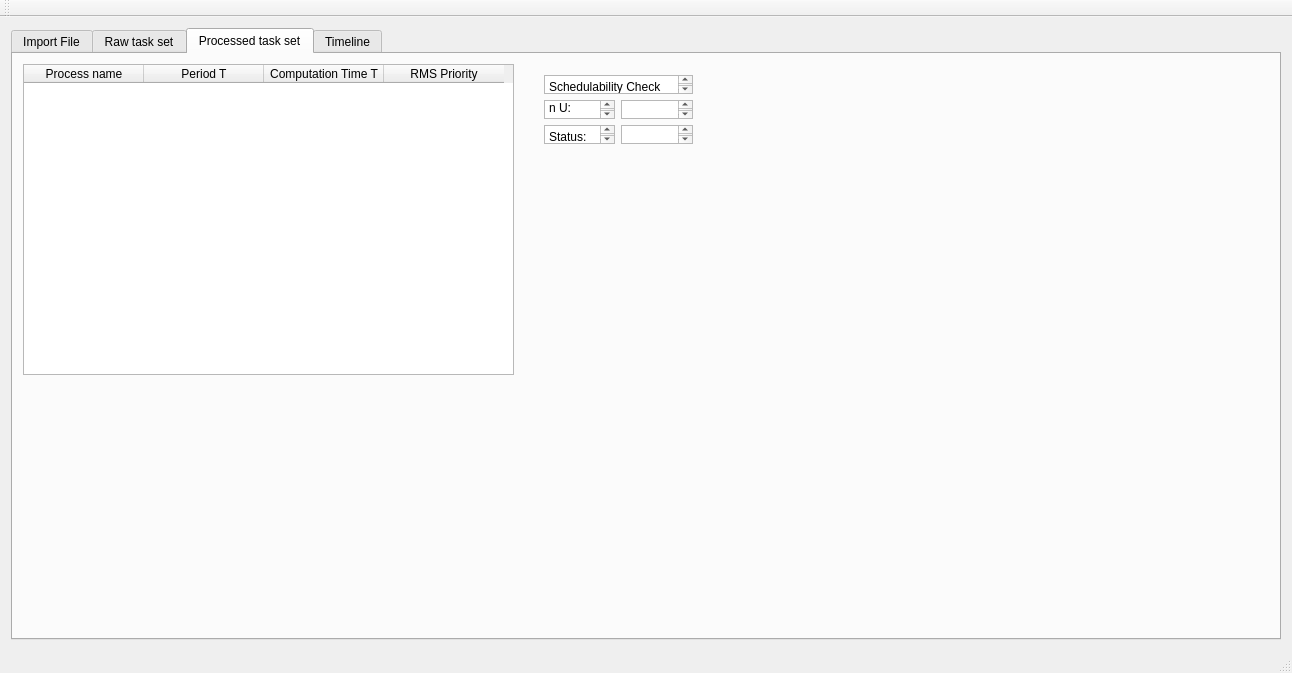
Above: RTS_Tool/mainwindow.ui from LukasGiesler/RTS_Tool before the change. Below: the same form after it.
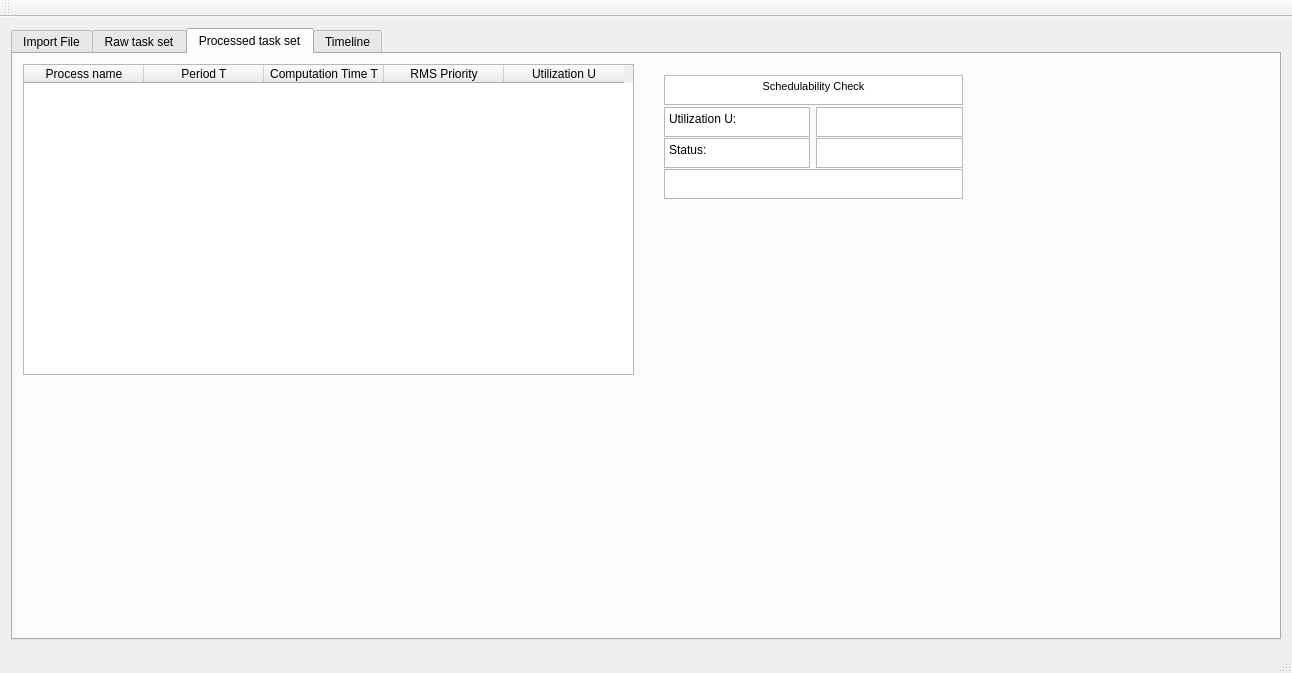
That is the form after the change. The open tabs and pages were chosen to show the change.

Patch:
```diff
--- a/RTS_Tool/mainwindow.ui
+++ b/RTS_Tool/mainwindow.ui
@@ -153,7 +153,7 @@
          <rect>
           <x>10</x>
           <y>10</y>
-          <width>491</width>
+          <width>611</width>
           <height>311</height>
          </rect>
         </property>
@@ -210,32 +210,55 @@
           <string>RMS Priority</string>
          </property>
         </column>
+        <column>
+         <property name="text">
+          <string>Utilization U</string>
+         </property>
+        </column>
        </widget>
        <widget class="QWidget" name="gridLayoutWidget">
         <property name="geometry">
          <rect>
-          <x>520</x>
+          <x>640</x>
           <y>10</y>
-          <width>171</width>
-          <height>91</height>
+          <width>321</width>
+          <height>141</height>
          </rect>
         </property>
         <layout class="QGridLayout" name="gridLayout">
-         <item row="1" column="0" colspan="2" alignment="Qt::AlignHCenter">
-          <widget class="QPlainTextEdit" name="plainTextEdit">
+         <item row="1" column="1">
+          <widget class="QPlainTextEdit" name="utilizationUText">
+           <property name="minimumSize">
+            <size>
+             <width>0</width>
+             <height>30</height>
+            </size>
+           </property>
+           <property name="maximumSize">
+            <size>
+             <width>16777215</width>
+             <height>30</height>
+            </size>
+           </property>
            <property name="readOnly">
             <bool>true</bool>
            </property>
-           <property name="plainText">
-            <string>Schedulability Check</string>
-           </property>
           </widget>
          </item>
-         <item row="2" column="1">
-          <widget class="QPlainTextEdit" name="utilizationUText"/>
-         </item>
-         <item row="2" column="0">
+         <item row="1" column="0">
           <widget class="QPlainTextEdit" name="plainTextEdit_2">
+           <property name="minimumSize">
+            <size>
+             <width>0</width>
+             <height>30</height>
+            </size>
+           </property>
+           <property name="maximumSize">
+            <size>
+             <width>16777215</width>
+             <height>30</height>
+            </size>
+           </property>
            <property name="readOnly">
             <bool>true</bool>
            </property>
@@ -244,8 +267,39 @@
            </property>
           </widget>
          </item>
-         <item row="3" column="0">
+         <item row="2" column="1">
+          <widget class="QPlainTextEdit" name="schedulabilityStatusText">
+           <property name="minimumSize">
+            <size>
+             <width>0</width>
+             <height>30</height>
+            </size>
+           </property>
+           <property name="maximumSize">
+            <size>
+             <width>16777215</width>
+             <height>30</height>
+            </size>
+           </property>
+           <property name="readOnly">
+            <bool>true</bool>
+           </property>
+          </widget>
+         </item>
+         <item row="2" column="0">
           <widget class="QPlainTextEdit" name="plainTextEdit_4">
+           <property name="minimumSize">
+            <size>
+             <width>0</width>
+             <height>30</height>
+            </size>
+           </property>
+           <property name="maximumSize">
+            <size>
+             <width>16777215</width>
+             <height>30</height>
+            </size>
+           </property>
            <property name="readOnly">
             <bool>true</bool>
            </property>
@@ -254,8 +308,47 @@
            </property>
           </widget>
          </item>
-         <item row="3" column="1">
-          <widget class="QPlainTextEdit" name="schedulabilityStatusText"/>
+         <item row="3" column="0" colspan="2">
+          <widget class="QPlainTextEdit" name="laylandCalculationText">
+           <property name="minimumSize">
+            <size>
+             <width>0</width>
+             <height>30</height>
+            </size>
+           </property>
+           <property name="maximumSize">
+            <size>
+             <width>16777215</width>
+             <height>30</height>
+            </size>
+           </property>
+           <property name="readOnly">
+            <bool>true</bool>
+           </property>
+          </widget>
+         </item>
+         <item row="0" column="0" colspan="2">
+          <widget class="QTextEdit" name="textEdit">
+           <property name="minimumSize">
+            <size>
+             <width>0</width>
+             <height>30</height>
+            </size>
+           </property>
+           <property name="maximumSize">
+            <size>
+             <width>16777215</width>
+             <height>30</height>
+            </size>
+           </property>
+           <property name="html">
+            <string>&lt;!DOCTYPE HTML PUBLIC &quot;-//W3C//DTD HTML 4.0//EN&quot; &quot;http://www.w3.org/TR/REC-html40/strict.dtd&quot;&gt;
+&lt;html&gt;&lt;head&gt;&lt;meta name=&quot;qrichtext&quot; content=&quot;1&quot; /&gt;&lt;style type=&quot;text/css&quot;&gt;
+p, li { white-space: pre-wrap; }
+&lt;/style&gt;&lt;/head&gt;&lt;body style=&quot; font-family:'MS Shell Dlg 2'; font-size:8.25pt; font-weight:400; font-style:normal;&quot;&gt;
+&lt;p align=&quot;center&quot; style=&quot; margin-top:12px; margin-bottom:12px; margin-left:0px; margin-right:0px; -qt-block-indent:0; text-indent:0px;&quot;&gt;&lt;span style=&quot; font-size:8pt;&quot;&gt;Schedulability Check&lt;/span&gt;&lt;/p&gt;&lt;/body&gt;&lt;/html&gt;</string>
+           </property>
+          </widget>
          </item>
         </layout>
        </widget>
```
Left out of the diff: 185 changed lines with no effect on the pictures.
